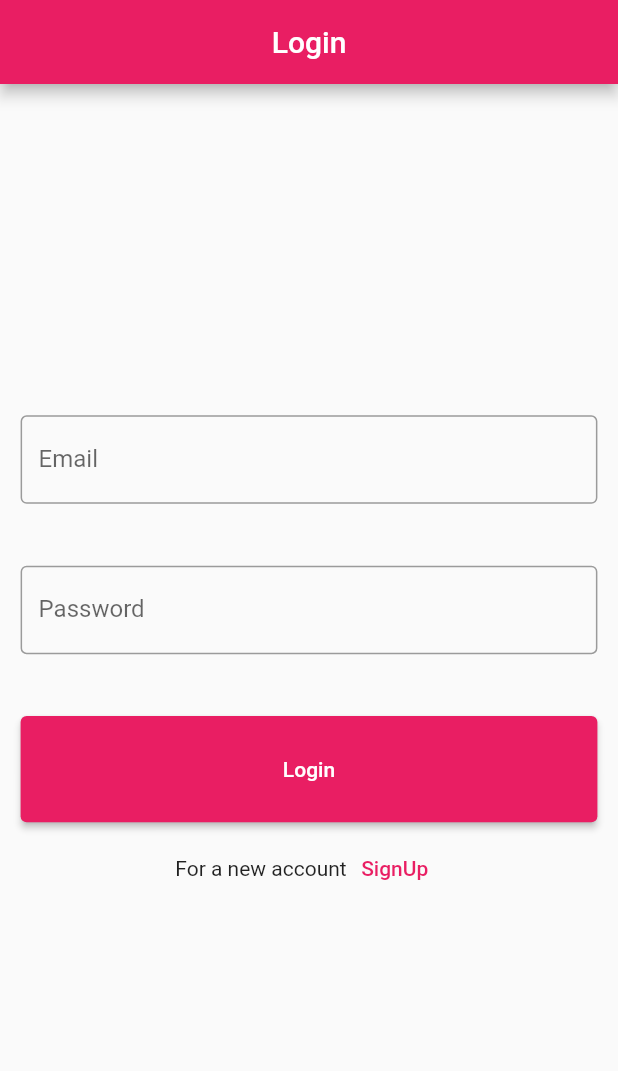
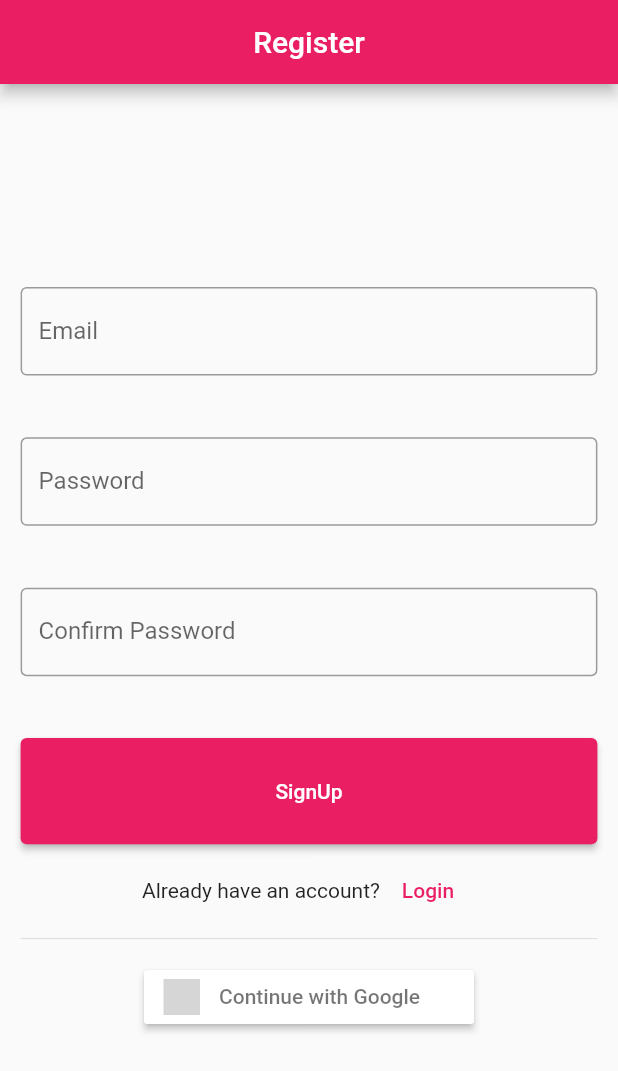
Before and after one commit to bzamanbd/Flutter-Firebase-Email-Password-Auth, a Flutter app: the screen it shows after launch, on a phone screen of 412 x 824 dp. Shown: the top 1071 px of the screen. Run offline on Flutter 3.47's test engine with Material 2 defaults, Android fonts, the light colour scheme and no system bars; our stand-ins replace firebase_auth, firebase_core, flutter_signin_button, google_sign_in; accounts and stored records are empty; grey boxes are pictures that could not be loaded.

Commit message:
Login and Logout with google is done

```diff
--- a/lib/main.dart
+++ b/lib/main.dart
@@ -23,11 +23,12 @@ class MyApp extends StatelessWidget {
       title: _title,
       theme: ThemeData(primarySwatch: Colors.pink),
       home: StreamBuilder(
-        builder: (context, AsyncSnapshot snapshot) {
+        builder: (context, snapshot) {
           if (snapshot.hasData) {
             return HomeScreen(title: _title);
+            // return const SignupScreen();
           }
-          return const LoginScreen();
+          return const SignupScreen();
         },
         stream: AuthService().firebaseAuth.authStateChanges(),
       ),
--- a/lib/screens/signup_screen.dart
+++ b/lib/screens/signup_screen.dart
@@ -3,6 +3,8 @@
 import 'package:firebase_auth/firebase_auth.dart';
 import 'package:firebase_first_app/services/auth_service.dart';
 import 'package:flutter/material.dart';
+import 'package:flutter_signin_button/button_list.dart';
+import 'package:flutter_signin_button/button_view.dart';
 
 class SignupScreen extends StatefulWidget {
   const SignupScreen({Key? key}) : super(key: key);
@@ -14,7 +16,7 @@ class _SignupScreenState extends State<SignupScreen> {
   TextEditingController emailController = TextEditingController();
   TextEditingController passController = TextEditingController();
   TextEditingController cnfPassController = TextEditingController();
-  bool loading = false;
+  bool loading = false; /*ForCreatingProgressIndicator*/
   @override
   Widget build(BuildContext context) {
     Size size = MediaQuery.of(context).size;
@@ -131,6 +133,22 @@ class _SignupScreenState extends State<SignupScreen> {
                           child: const Text('Login'))
                     ],
                   ),
+                  const Divider(),
+                  SizedBox(
+                    height: size.height / 120,
+                  ),
+                  loading
+                      ? const CircularProgressIndicator()
+                      : SignInButton(Buttons.Google,
+                          text: 'Continue with Google', onPressed: () async {
+                          setState(() {
+                            loading = true;
+                          });
+                          await AuthService().googleLogin(context);
+                          setState(() {
+                            loading = false;
+                          });
+                        })
                 ],
               ),
             ),
--- a/pubspec.yaml
+++ b/pubspec.yaml
@@ -36,6 +36,9 @@ dependencies:
   cupertino_icons: ^1.0.2
   firebase_core: ^1.12.0
   firebase_auth: ^3.3.6
+  google_sign_in: ^5.2.3
+  google_sign_in_web: ^0.10.0+4
+  flutter_signin_button: ^2.0.0
 
 dev_dependencies:
   flutter_test:
```
Also changed, not shown: lib/screens/home_screen.dart (+9 -6 lines), lib/services/auth_service.dart (+63 -20 lines), pubspec.lock, 1 other file.
